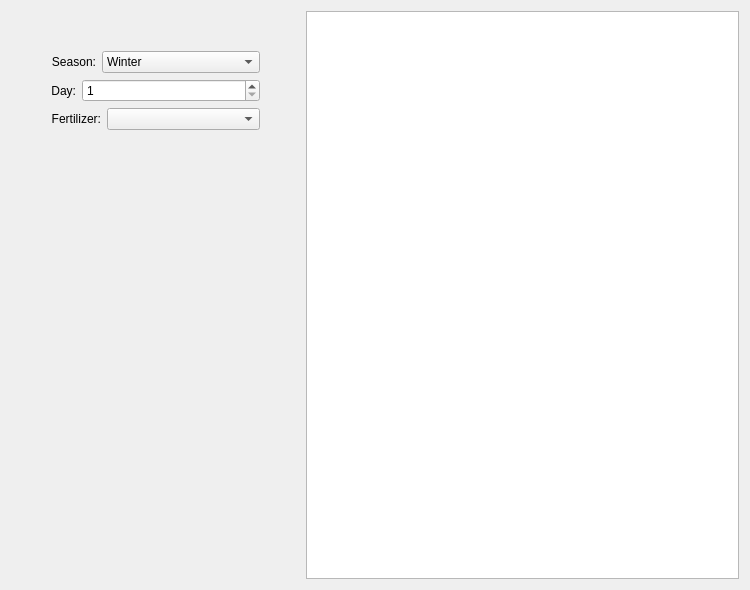
Before: the Qt Designer form ui/main_window.ui in Archangel4148/Stardew_Calc, drawn with Qt 5.
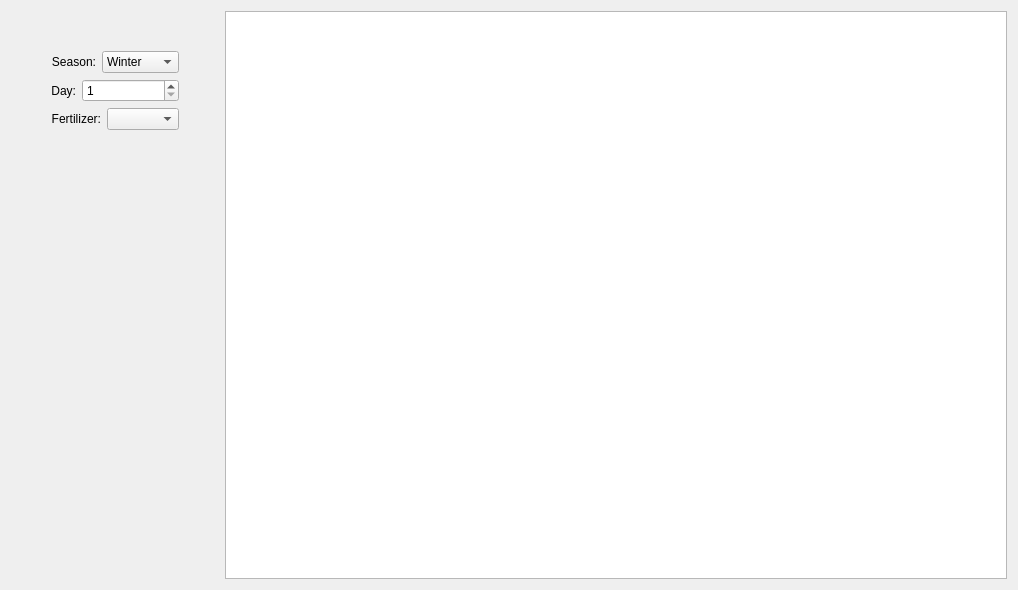
After: the same form once the commit is applied.

What changed in the file:
```diff
--- a/ui/main_window.ui
+++ b/ui/main_window.ui
@@ -6,7 +6,7 @@
    <rect>
     <x>0</x>
     <y>0</y>
-    <width>750</width>
+    <width>1018</width>
     <height>590</height>
    </rect>
   </property>
@@ -15,9 +15,12 @@
   </property>
   <layout class="QHBoxLayout" name="horizontalLayout_2">
    <item>
-    <layout class="QHBoxLayout" name="horizontalLayout" stretch="2,3">
+    <layout class="QHBoxLayout" name="horizontalLayout" stretch="0,1">
      <item>
       <layout class="QVBoxLayout" name="verticalLayout" stretch="0,0,0,0,0,1">
+       <property name="sizeConstraint">
+        <enum>QLayout::SetDefaultConstraint</enum>
+       </property>
        <item>
         <spacer name="verticalSpacer_2">
          <property name="orientation">
@@ -207,7 +210,11 @@
       </layout>
      </item>
      <item>
-      <widget class="QTableView" name="crop_table_view"/>
+      <widget class="QTableView" name="crop_table_view">
+       <attribute name="verticalHeaderVisible">
+        <bool>false</bool>
+       </attribute>
+      </widget>
      </item>
     </layout>
    </item>
```
Left out of the diff: 9 changed lines with no effect on the pictures.
